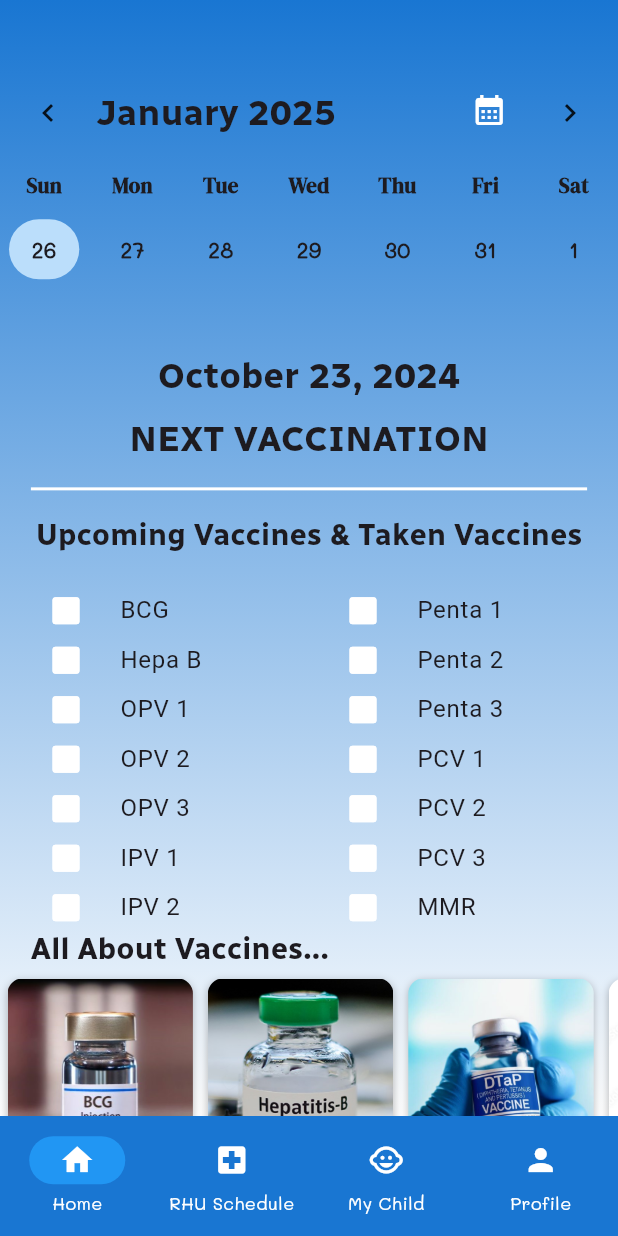
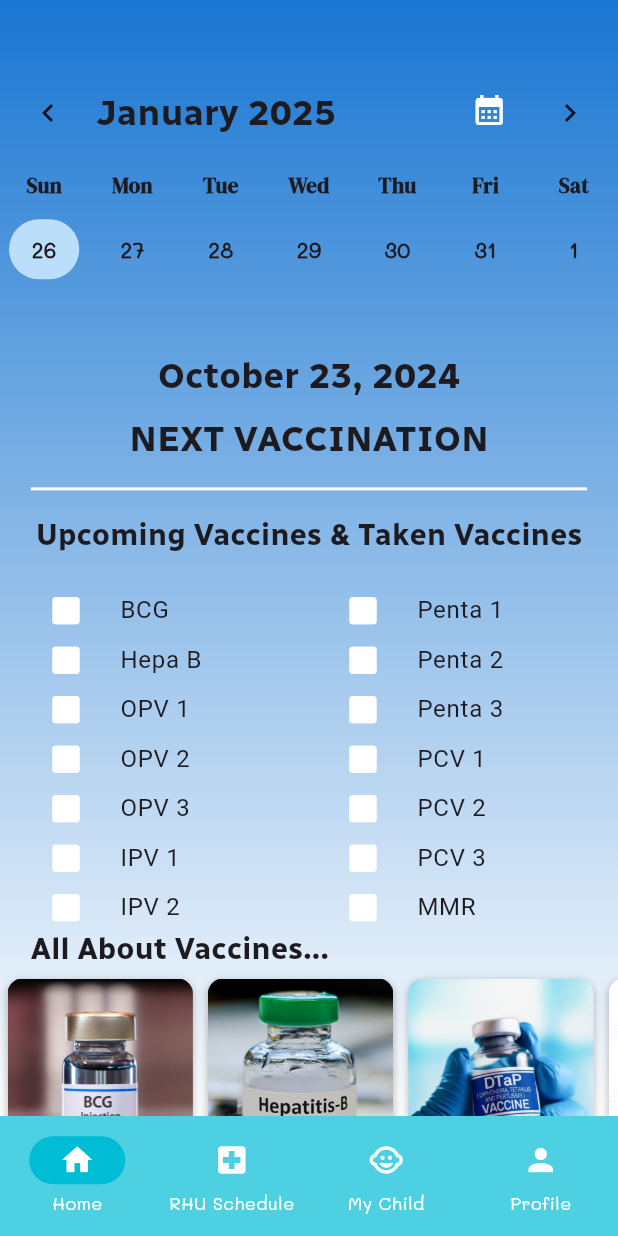
Before and after one commit to patriajasel/vaccination_tracker_app, a Flutter app: the AppNavigation screen opened directly, on a phone screen of 412 x 824 dp. Run offline on Flutter 3.47's test engine with Material 3 defaults, Android fonts, the phone set to English and light mode, and no system bars; drawn by our look-alikes of table_calendar; our stand-ins replace cloud_firestore, firebase_auth, firebase_storage, flutter_riverpod, fluttertoast, image_picker and 1 more; missing offline and left inert: syncfusion_flutter_pdfviewer; accounts and stored records are empty.

Commit message:
Navigation update

```diff
--- a/lib/pages/app_navigation.dart
+++ b/lib/pages/app_navigation.dart
@@ -1,17 +1,24 @@
 import 'package:flutter/material.dart';
+import 'package:flutter_riverpod/flutter_riverpod.dart';
 import 'package:vaccination_tracker_app/pages/home_page.dart';
 import 'package:vaccination_tracker_app/pages/my_child_page.dart';
 import 'package:vaccination_tracker_app/pages/profile_page.dart';
 import 'package:vaccination_tracker_app/pages/rhu_page.dart';
 
-class AppNavigation extends StatefulWidget {
+/**
+ * TODO
+ *
+ * ! Double click to exit the app
+ */
+
+class AppNavigation extends ConsumerStatefulWidget {
   const AppNavigation({super.key});
 
   @override
-  State<AppNavigation> createState() => _AppNavigationState();
+  ConsumerState<AppNavigation> createState() => _AppNavigationState();
 }
 
-class _AppNavigationState extends State<AppNavigation> {
+class _AppNavigationState extends ConsumerState<AppNavigation> {
   final List<Widget> screens = [
     const HomePage(),
     const RhuPage(),
@@ -21,16 +28,22 @@ class _AppNavigationState extends State<AppNavigation> {
 
   int selectedNavIndex = 0;
 
+  DateTime? lastPressedTime;
+
   @override
   Widget build(BuildContext context) {
-    return Scaffold(
+    return PopScope(
+      canPop: false,
+      child: Scaffold(
         bottomNavigationBar: Theme(
             data: ThemeData(
                 navigationBarTheme: NavigationBarThemeData(
-                  backgroundColor: Colors.blue.shade700,
-                  indicatorColor: Colors.blue,
+                    backgroundColor: Colors.cyan.shade300,
+                    indicatorColor: Colors.cyan,
                     labelTextStyle: WidgetStateProperty.all(const TextStyle(
-                      color: Colors.white, fontFamily: 'Mali', fontSize: 12.0)),
+                        color: Colors.white,
+                        fontFamily: 'Mali',
+                        fontSize: 12.0)),
                     iconTheme: WidgetStateProperty.all(
                         const IconThemeData(color: Colors.white)))),
             child: NavigationBar(
@@ -53,6 +66,7 @@ class _AppNavigationState extends State<AppNavigation> {
           index: selectedNavIndex,
           children: screens,
         ),
+      ),
     );
   }
 }
```
Lines whose indentation alone changed are shown as unchanged.
